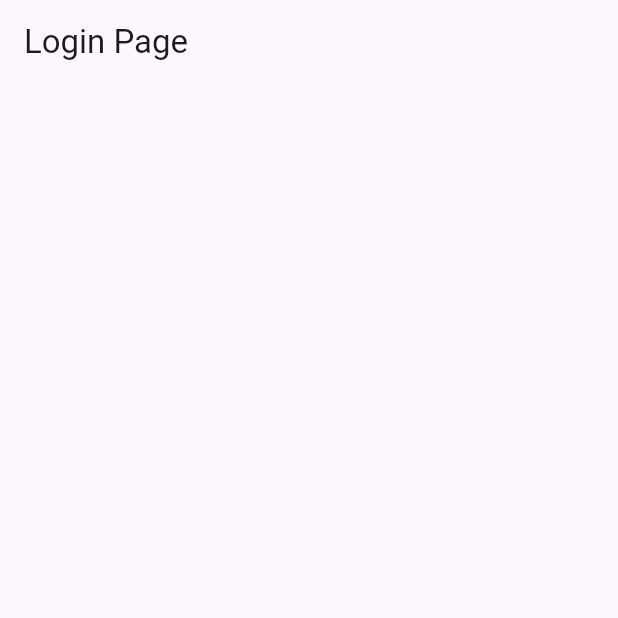
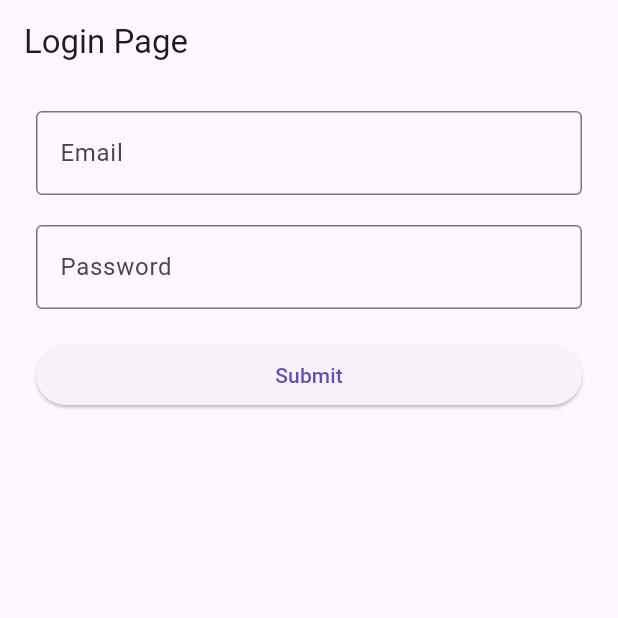
Before and after one commit to Pemrograman-IF-22/Tugas1-LoginPage-22421003-AdeliaCitraPertiwi, a Flutter app: the screen it shows after launch, on a phone screen of 412 x 824 dp, the top half of it. Run offline on Flutter 3.47's test engine with Material 3 defaults, Android fonts, the phone set to English and light mode, and no system bars.

Commit message:
Membuat Dasboard

```diff
--- /dev/null
+++ b/lib/dasboard.dart
@@ -0,0 +1,22 @@
+import 'package:flutter/material.dart';
+
+class DasboardPage extends StatelessWidget {
+  final String email;
+  const DasboardPage({
+    super.key,
+    required this.email
+    });
+
+  @override
+  Widget build(BuildContext context) {
+    return Scaffold(
+      appBar: AppBar(
+        title: Text('Dasboard'),
+        centerTitle: false,
+      ),
+      body: Center(
+        child: Text('Selamat Datang : ${email}'),
+      ),
+    );
+  }
+}
--- /dev/null
+++ b/lib/login_page.dart
@@ -0,0 +1,105 @@
+import 'package:flutter/material.dart';
+import 'package:login/dasboard.dart';
+
+class LoginPage extends StatefulWidget {
+  const LoginPage({super.key});
+
+  @override
+  State<LoginPage> createState() => _LoginPageState();
+}
+
+class _LoginPageState extends State<LoginPage> {
+  final _formkey = GlobalKey<FormState>();
+  TextEditingController emailController = TextEditingController();
+  TextEditingController PasswordController = TextEditingController();
+
+  @override
+  Widget build(BuildContext context) {
+    return Scaffold(
+        appBar: AppBar(
+          title: Text('Login Page'),
+          centerTitle: false,
+        ),
+        body: Form(
+          key: _formkey,
+          child: Padding(
+            padding: EdgeInsets.symmetric(
+              horizontal:16.0,
+              vertical: 8.0,
+            ),
+            child: Column(
+              children: [
+                Padding(
+                  padding: EdgeInsets.symmetric(
+                    horizontal: 8.0,
+                    vertical: 10.0
+                  ),
+                  child: TextFormField(
+                    controller: emailController,
+                    decoration: InputDecoration(
+                      border: OutlineInputBorder(),
+                      label: Text('Email')
+                    ),
+                    validator: (value) {
+                      if (value == null || value.isEmpty) {
+                        return 'Masukkan Email Anda';
+                      }
+                      return null;
+                    },
+                  ),
+                ),
+                Padding(
+                  padding: EdgeInsets.symmetric(
+                    horizontal: 8.0,
+                    vertical: 10.0
+                  ),
+                  child: TextFormField(
+                    controller: PasswordController,
+                    decoration: InputDecoration(
+                      border: OutlineInputBorder(),
+                      label: Text('Password')
+                    ),
+                    validator: (value) {
+                      if (value == null || value.isEmpty) {
+                        return 'Masukkan Password Anda';
+                      }
+                      return null;
+                    },
+                  ),
+                ),
+                Padding(
+                  padding: EdgeInsets.symmetric(
+                    horizontal: 8.0,
+                    vertical: 10.0
+                  ),
+                  child: SizedBox(
+                    width: double.infinity,
+                    child: ElevatedButton(
+                      onPressed:  () {
+                       debugPrint('Email: ${emailController.text}');
+                       debugPrint('Password: ${PasswordController.text}');
+
+                       if (_formkey.currentState!.validate()) {
+                        Navigator.push(context, MaterialPageRoute(
+                          builder: (context) => DasboardPage(email: emailController.text,
+                          )
+                        ));
+                       }else {
+                        ScaffoldMessenger.of(context).showSnackBar(
+                          SnackBar(
+                            content: Text('Silahkan Lengkapi Form!'),
+                          )
+                        );
+                       }
+                      }
+                    , child: Text('Submit')
+                    ),
+                  ),
+                )
+              ],
+            ),
+          )
+        )
+      );
+  }
+}
--- a/lib/main.dart
+++ b/lib/main.dart
@@ -1,4 +1,5 @@
 import 'package:flutter/material.dart';
+import 'package:login/login_page.dart';
 
 void main() {
   runApp(MyApp());
@@ -11,12 +12,7 @@ class MyApp extends StatelessWidget {
   Widget build(BuildContext context) {
     return MaterialApp(
       title: 'Login Page',
-      home: Scaffold(
-        appBar: AppBar(
-          title: Text('Login Page'),
-          centerTitle: false,
-        ),
-      ),
+      home: LoginPage()
     );
   }
 }
```
